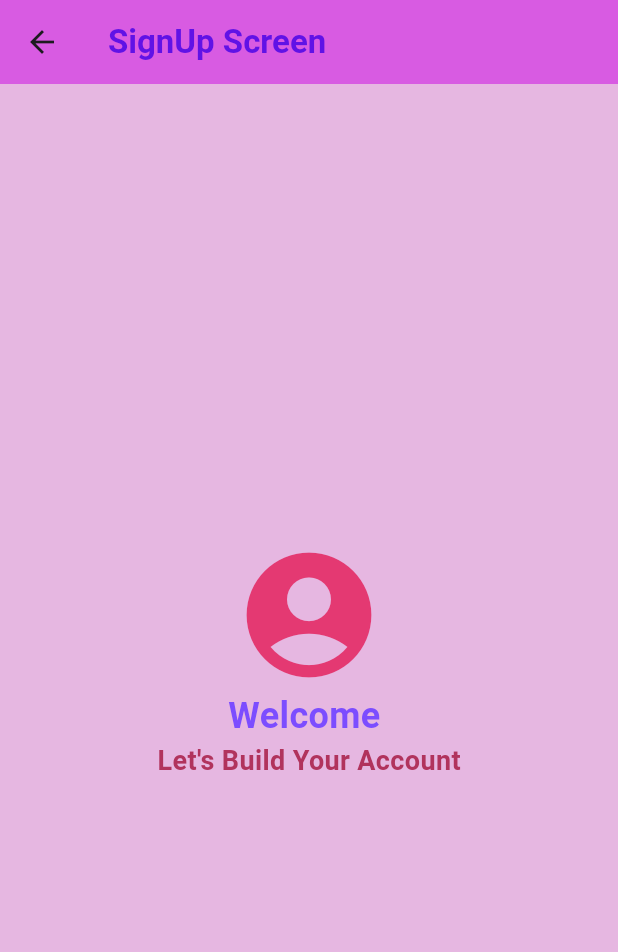
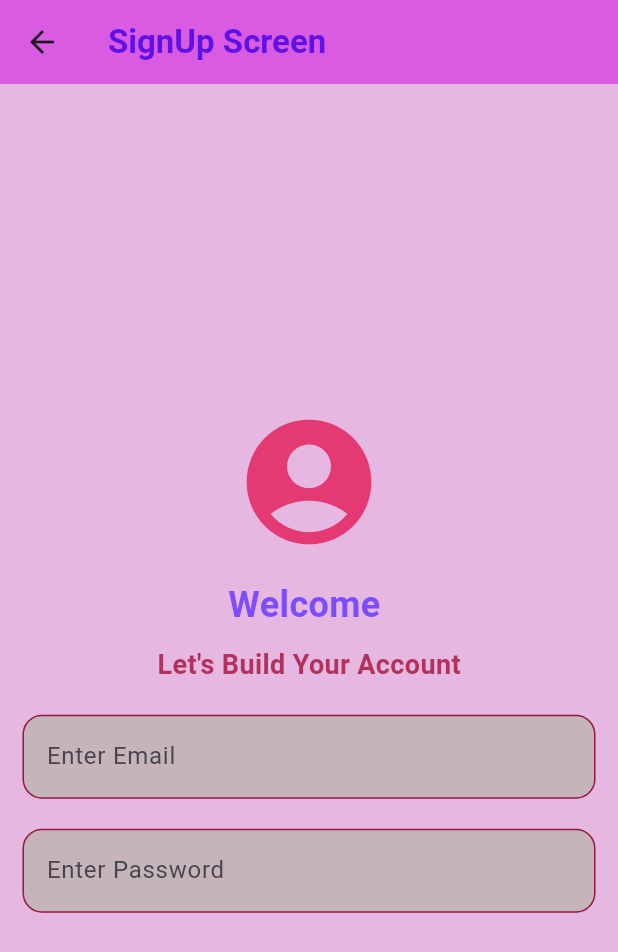
Before and after one commit to mohsinbehzad/Flutter-Firebase-Projects, a Flutter app: the SignUpScreen screen opened directly, on a phone screen of 412 x 824 dp. Shown: the top 952 px of the screen. Run offline on Flutter 3.47's test engine with Material 3 defaults, Android fonts, the phone set to English and light mode, and no system bars; our stand-ins replace firebase_auth, firebase_core; accounts and stored records are empty.

Commit message:
TextFormFields added

```diff
--- a/auth/lib/Screens/sign_up_screen.dart
+++ b/auth/lib/Screens/sign_up_screen.dart
@@ -9,6 +9,8 @@ class SignUpScreen extends StatefulWidget {
 
 class _SignUpScreenState extends State<SignUpScreen> {
   final formKey = GlobalKey<FormState>();
+  final _emailController = TextEditingController();
+  final _passwordController = TextEditingController();
 
   @override
   Widget build(BuildContext context) {
@@ -37,6 +39,9 @@ class _SignUpScreenState extends State<SignUpScreen> {
                   size: 100,
                   color: const Color.fromARGB(255, 228, 57, 114),
                 ),
+
+                SizedBox(height: 15),
+
                 Text(
                   'Welcome ',
                   style: TextStyle(
@@ -45,6 +50,9 @@ class _SignUpScreenState extends State<SignUpScreen> {
                     color: Colors.deepPurpleAccent,
                   ),
                 ),
+
+                SizedBox(height: 10),
+
                 Text(
                   "Let's Build Your Account",
                   style: TextStyle(
@@ -52,6 +60,51 @@ class _SignUpScreenState extends State<SignUpScreen> {
                     fontSize: 18,
                     color: Color.fromARGB(255, 177, 51, 93),
                   ),
+                ),
+
+                SizedBox(height: 20),
+
+                TextFormField(
+                  controller: _emailController,
+                  decoration: InputDecoration(
+                    labelStyle: TextStyle(color: Colors.deepPurple),
+                    enabledBorder: OutlineInputBorder(
+                      borderRadius: BorderRadius.all(Radius.circular(13)),
+                      borderSide: BorderSide(
+                        color: const Color.fromARGB(255, 152, 23, 66),
+                      ),
+                    ),
+                    focusedBorder: OutlineInputBorder(
+                      borderRadius: BorderRadius.all(Radius.circular(13)),
+                      borderSide: BorderSide(color: Colors.pinkAccent),
+                    ),
+                    fillColor: const Color.fromARGB(255, 197, 181, 186),
+                    filled: true,
+                    hintText: 'Enter Email',
+                  ),
+                ),
+
+                SizedBox(height: 20),
+
+                TextFormField(
+                  controller: _passwordController,
+                  decoration: InputDecoration(
+                    labelStyle: TextStyle(color: Colors.deepPurple),
+                    enabledBorder: OutlineInputBorder(
+                      borderRadius: BorderRadius.all(Radius.circular(13)),
+                      borderSide: BorderSide(
+                        color: const Color.fromARGB(255, 152, 23, 66),
+                      ),
+                    ),
+                    focusedBorder: OutlineInputBorder(
+                      borderRadius: BorderRadius.all(Radius.circular(13)),
+                      borderSide: BorderSide(color: Colors.pinkAccent),
+                    ),
+                    fillColor: const Color.fromARGB(255, 197, 181, 186),
+                    filled: true,
+                    hintText: 'Enter Password',
+                  ),
+                  obscureText: true,
                 ),
               ],
             ),
```
